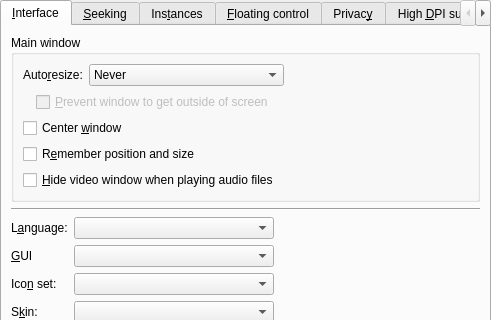
The window that src/prefinterface.ui (smplayer-dev/smplayer) describes before a commit, drawn with Qt 5; both pictures show x 0 to 491 and y 0 to 320 of the 491 by 502 pixel window.
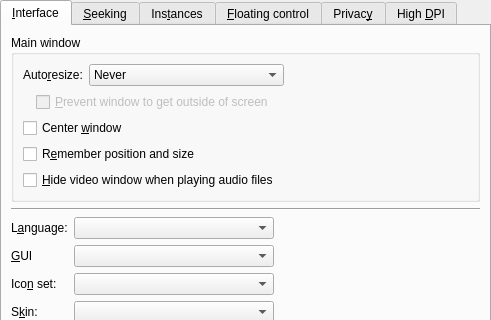
The same window after the commit. Custom widgets are drawn as their Qt base class.

Commit message: Disable the HDPI tab if HDPI_SUPPORT is not defined

What changed in the file:
```diff
--- a/src/prefinterface.ui
+++ b/src/prefinterface.ui
@@ -949,7 +949,7 @@
      </widget>
      <widget class="QWidget" name="tab_6">
       <attribute name="title">
-       <string>High &amp;DPI support</string>
+       <string>High &amp;DPI</string>
       </attribute>
       <layout class="QVBoxLayout" name="verticalLayout_9">
        <item>
```
The commit also changes 1 other file.
